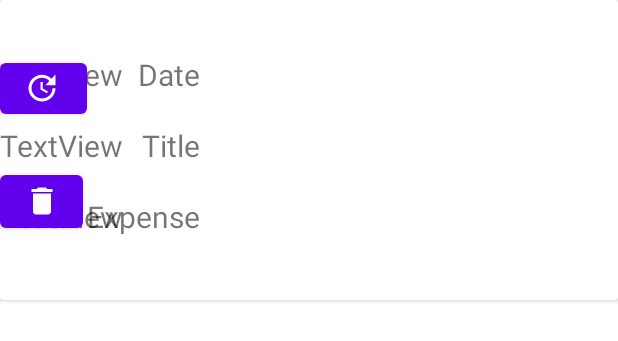
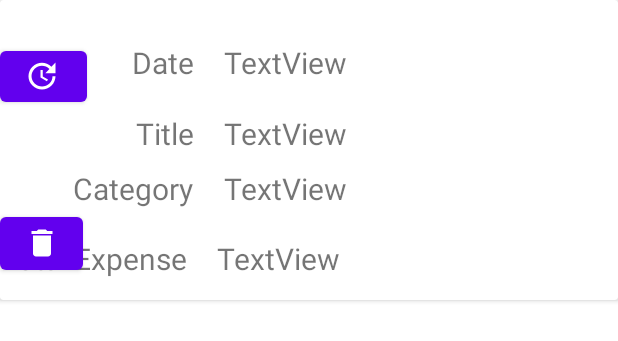
Before and after one commit to LauHongSoon/Assignment, an Android app: the layout all_expense_layout.xml on its own in the app's theme, with its tools: preview values and no code run, on a phone screen of 412 x 824 dp. Shown: the top 341 px of the screen. Run offline under Robolectric (Android 15) with nearby library versions, the phone set to English and light mode, and no system bars.

Commit message:
Recycler View

```diff
--- a/app/src/main/java/my/edu/tarc/mobileass/ui/expense/expenseViewModel.kt
+++ b/app/src/main/java/my/edu/tarc/mobileass/ui/expense/expenseViewModel.kt
@@ -5,5 +5,6 @@ data class expenseViewModel(
     val date : String? = "",
     val expense : Float? ,
     val category:String?="",
-    val user:String?=""
+    val user:String?="",
+    val id:String?="",
 )
--- a/app/src/main/res/layout/all_expense_layout.xml
+++ b/app/src/main/res/layout/all_expense_layout.xml
@@ -7,7 +7,7 @@
 
     <androidx.cardview.widget.CardView
         android:layout_width="match_parent"
-        android:layout_height="200dp" >
+        android:layout_height="200dp">
 
         <androidx.constraintlayout.widget.ConstraintLayout
             android:layout_width="match_parent"
@@ -27,15 +27,16 @@
                 style="@style/recycle_expense"
                 android:layout_width="wrap_content"
                 android:layout_height="wrap_content"
+                android:layout_marginTop="19dp"
                 android:text="@string/totalexpense"
-                app:layout_constraintEnd_toEndOf="@+id/textView12"
-                app:layout_constraintTop_toBottomOf="@+id/textView12" />
+                app:layout_constraintTop_toBottomOf="@+id/textView16"
+                tools:layout_editor_absoluteX="8dp" />
 
             <TextView
                 android:id="@+id/textView11"
                 style="@style/recycle_expense"
-                android:layout_marginStart="92dp"
-                android:layout_marginTop="36dp"
+                android:layout_marginStart="88dp"
+                android:layout_marginTop="28dp"
                 android:text="@string/date"
                 app:layout_constraintStart_toStartOf="parent"
                 app:layout_constraintTop_toTopOf="parent" />
@@ -47,7 +48,7 @@
                 android:layout_height="wrap_content"
                 android:text="TextView"
                 app:layout_constraintBottom_toBottomOf="@+id/textView10"
-                tools:layout_editor_absoluteX="164dp" />
+                app:layout_constraintStart_toEndOf="@+id/textView10" />
 
             <TextView
                 android:id="@+id/textTitle"
@@ -56,7 +57,7 @@
                 android:layout_height="wrap_content"
                 android:text="TextView"
                 app:layout_constraintBottom_toBottomOf="@+id/textView12"
-                tools:layout_editor_absoluteX="164dp" />
+                app:layout_constraintStart_toEndOf="@+id/textView12" />
 
             <TextView
                 android:id="@+id/textDate"
@@ -65,7 +66,7 @@
                 android:layout_height="wrap_content"
                 android:text="TextView"
                 app:layout_constraintBottom_toBottomOf="@+id/textView11"
-                tools:layout_editor_absoluteX="164dp" />
+                app:layout_constraintStart_toEndOf="@+id/textView11" />
 
             <Button
                 android:id="@+id/buttonDelete"
@@ -82,6 +83,25 @@
                 app:icon="@drawable/baseline_update_24"
                 app:layout_constraintTop_toTopOf="@+id/textDate"
                 tools:layout_editor_absoluteX="337dp" />
+
+            <TextView
+                android:id="@+id/textView16"
+                style="@style/recycle_expense"
+                android:layout_width="wrap_content"
+                android:layout_height="wrap_content"
+                android:layout_marginTop="9dp"
+                android:text="@string/category"
+                app:layout_constraintEnd_toEndOf="@+id/textView12"
+                app:layout_constraintTop_toBottomOf="@+id/textView12" />
+
+            <TextView
+                android:id="@+id/textCategory"
+                style="@style/recycle_expense"
+                android:layout_width="wrap_content"
+                android:layout_height="wrap_content"
+                android:text="TextView"
+                app:layout_constraintBottom_toBottomOf="@+id/textView16"
+                app:layout_constraintStart_toEndOf="@+id/textView16" />
         </androidx.constraintlayout.widget.ConstraintLayout>
 
     </androidx.cardview.widget.CardView>
--- a/app/src/main/res/layout/fragment_expense_home.xml
+++ b/app/src/main/res/layout/fragment_expense_home.xml
@@ -31,8 +31,11 @@
         app:layout_constraintTop_toTopOf="parent" />
 
     <androidx.recyclerview.widget.RecyclerView
+        android:id="@+id/allExpenseRecycle"
         android:layout_width="match_parent"
         android:layout_height="656dp"
+        app:layoutManager="androidx.recyclerview.widget.LinearLayoutManager"
         app:layout_constraintTop_toBottomOf="@+id/textView9"
-        tools:layout_editor_absoluteX="16dp" />
+        tools:layout_editor_absoluteX="16dp"
+        tools:listitem="@layout/all_expense_layout" />
 </androidx.constraintlayout.widget.ConstraintLayout>
```
Also changed, not shown: app/src/main/java/my/edu/tarc/mobileass/ui/expense/ExpenseHomeFragment.kt (+55 -8 lines).
